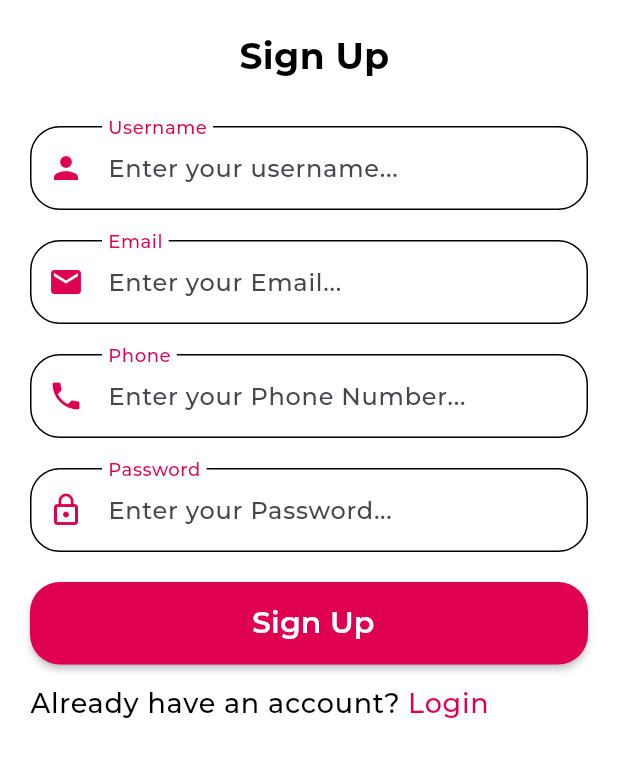
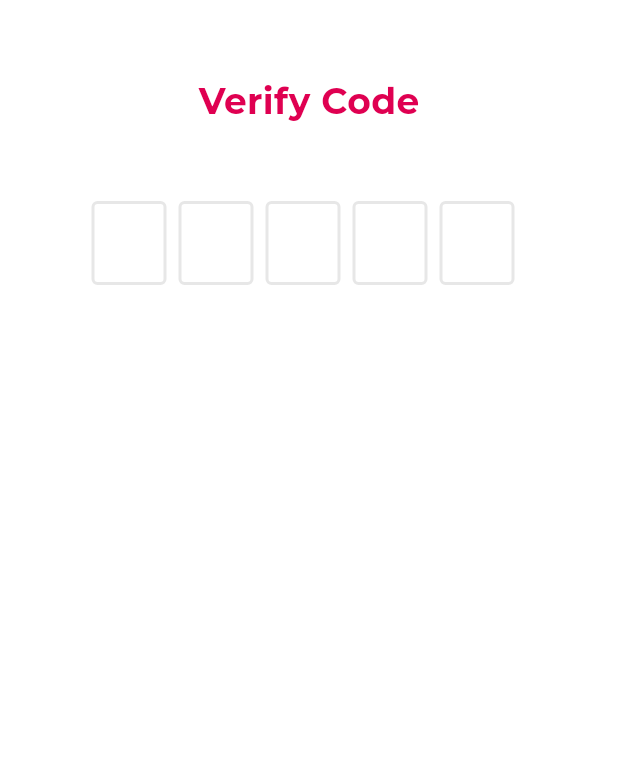
Before and after one commit to AhmedElSayed10920/Food-Delivery, a Flutter app: the SignUpView screen opened by its route, after a tap on "Sign Up", on a phone screen of 412 x 824 dp. Shown: the top 757 px of the screen. Run offline on Flutter 3.47's test engine with Material 3 defaults, Android fonts, the phone set to English and light mode, and no system bars; drawn by our look-alikes of flutter_otp_text_field; our stand-ins replace get, shared_preferences; accounts and stored records are empty; project files that could hold a hidden picture were left out.

Commit message:
finished all auth ui

```diff
--- a/lib/core/app_assets/app_size.dart
+++ b/lib/core/app_assets/app_size.dart
@@ -6,6 +6,7 @@ class AppSize {
   static const double s12 = 12;
   static const double s16 = 16;
   static const double s20 = 20;
+  static const double s24 = 24;
   static const double s30 = 30;
   static const double s40 = 40;
   static const double s50 = 50;
--- a/lib/core/app_assets/app_strings.dart
+++ b/lib/core/app_assets/app_strings.dart
@@ -11,7 +11,7 @@ class AppStrings {
   static String onBoardingCaptionThree = "onBoardingCaptionThree".tr;
   static String onBoardingContinueText = "continueButton".tr;
   static String onBoardingSkipText = "skipButton".tr;
-  static String onBoardingNextText = "nextButton".tr;
+  static String next = "nextButton".tr;
   //Login View Strings
   static String emailHintText = "EmailHintText".tr;
   static String passHintText = "PassHintText".tr;
@@ -26,6 +26,14 @@ class AppStrings {
   static String phoneHint = "phoneHint".tr;
   static String phoneLabel = "phoneLabel".tr;
   static String alreadyHaveAccount = "alreadyHaveAccount".tr;
+  static String findAccount = "findAccount".tr;
+  static String verifyCode = "verifyCode".tr;
+  static String success = "success".tr;
+  static String resetPassword = "resetPassword".tr;
+  static String newPassword = "newPassword".tr;
+  static String enterNewPassword = "enterNewPassword".tr;
+  static String reEnterNewPassword = "reEnterNewPassword".tr;
+  static String confirm = "confirm".tr;
 
 
 
--- a/lib/core/app_routes/app_routes.dart
+++ b/lib/core/app_routes/app_routes.dart
@@ -3,4 +3,11 @@ class AppRoutes {
   static const String login = "/login";
   static const String signUp = "/signUp";
   static const String forgetPassword = "/forgetPassword";
+  static const String verifyCodeSignUp = "/verifyCodeSignUp";
+  static const String verifyCodeForgetPassword = "/verifyCodeForgetPassword";
+  static const String resetPassword = "/resetPassword";
+  static const String success = "/success";
+  static const String homeView = "/homeView";
+
+
 }
--- a/lib/core/app_routes/routes.dart
+++ b/lib/core/app_routes/routes.dart
@@ -1,7 +1,12 @@
 import 'package:deliveryapp/core/app_routes/app_routes.dart';
 import 'package:deliveryapp/features/auth_features/views/forget_password_view.dart';
 import 'package:deliveryapp/features/auth_features/views/login_view.dart';
+import 'package:deliveryapp/features/auth_features/views/new_password_view.dart';
 import 'package:deliveryapp/features/auth_features/views/sign_up_view.dart';
+import 'package:deliveryapp/features/auth_features/views/success.dart';
+import 'package:deliveryapp/features/auth_features/views/verify_code_forget_password.dart';
+import 'package:deliveryapp/features/auth_features/views/verify_code_sign_up.dart';
+import 'package:deliveryapp/features/home_features/views/home_view.dart';
 import 'package:deliveryapp/features/onboarding_feature/views/onboarding_view.dart';
 import 'package:get/get_navigation/src/routes/get_route.dart';
 
@@ -9,5 +14,14 @@ List<GetPage<dynamic>>? routes = [
   GetPage(name: AppRoutes.onBoarding, page: () => const OnBoardingView()),
   GetPage(name: AppRoutes.login, page: () => const LoginView()),
   GetPage(name: AppRoutes.signUp, page: () => const SignUpView()),
-  GetPage(name: AppRoutes.forgetPassword, page: () => const ForgetPasswordView()),
+  GetPage(
+      name: AppRoutes.forgetPassword, page: () => const ForgetPasswordView()),
+  GetPage(
+      name: AppRoutes.verifyCodeSignUp, page: () => const VerifyCodeSignUp()),
+  GetPage(
+      name: AppRoutes.verifyCodeForgetPassword,
+      page: () => const VerifyCodeForgetPassword()),
+  GetPage(name: AppRoutes.resetPassword, page: () => const NewPassword()),
+  GetPage(name: AppRoutes.success, page: () => const SuccessView()),
+  GetPage(name: AppRoutes.homeView, page: () => const HomeView()),
 ];
--- a/lib/core/localization/translation.dart
+++ b/lib/core/localization/translation.dart
@@ -29,7 +29,15 @@ class AppTranslation extends Translations {
           "userNameLabel": "اسم المستخدم",
           "phoneHint": "أدخل رقم الهاتف",
           "phoneLabel": "رقم الهاتف",
-          "alreadyHaveAccount":"لديك حساب بالفعل؟"
+          "alreadyHaveAccount":"لديك حساب بالفعل؟",
+          "findAccount":"استرجاع الحساب",
+          "verifyCode":"تحقق من الرمز",
+          "success":"تمت العملية بنجاح",
+          "newPassword":"الرقم السرى الجديد",
+          "reEnterNewPassword":"إعادة إدخال كلمة السر الجديدة ",
+          "enterNewPassword":"أدخل كلمة السر الجديدة",
+          "resetPassword":"إعادة تعيين كلمة السر",
+          "confirm":"تأكيد"
         },
         "en": {
           "onBoardingTitleOne": "Fresh Food",
@@ -57,7 +65,15 @@ class AppTranslation extends Translations {
           "userNameLabel": "Username",
           "phoneHint": "Enter your Phone Number...",
           "phoneLabel": "Phone",
-          "alreadyHaveAccount":"Already have an account?"
+          "alreadyHaveAccount":"Already have an account?",
+          "findAccount":"Find you Account",
+          "verifyCode":"Verify Code",
+          "success":"Success",
+          "newPassword":"New Password",
+          "reEnterNewPassword":"Re-Enter New Password",
+          "enterNewPassword":"Enter New Password",
+          "resetPassword":"Reset Password",
+          "confirm":"Confirm"
         },
       };
 }
--- a/lib/features/auth_features/views/sign_up_view.dart
+++ b/lib/features/auth_features/views/sign_up_view.dart
@@ -1,9 +1,5 @@
 import 'package:deliveryapp/core/app_assets/app_size.dart';
-import 'package:deliveryapp/core/app_assets/app_strings.dart';
-import 'package:deliveryapp/core/app_assets/styles.dart';
-import 'package:deliveryapp/features/auth_features/views/widgets/custom_text_form_field.dart';
-import 'package:deliveryapp/features/auth_features/views/widgets/having_or_not_having_an_account.dart';
-import 'package:deliveryapp/features/onboarding_feature/views/widgets/custom_button.dart';
+import 'package:deliveryapp/features/auth_features/views/widgets/sign_up_auth_view_body.dart';
 import 'package:flutter/material.dart';
 
 class SignUpView extends StatelessWidget {
@@ -11,63 +7,10 @@ class SignUpView extends StatelessWidget {
 
   @override
   Widget build(BuildContext context) {
-    return Scaffold(
+    return const Scaffold(
       body: Padding(
-        padding: const EdgeInsets.symmetric(horizontal: AppSize.s20),
-        child: ListView(
-          children: [
-            const SizedBox(
-              height: AppSize.s20,
-            ),
-            Center(
-              child: Text(
-                AppStrings.signUp,
-                style: getTextStyleBold(24, Colors.black),
-              ),
-            ),
-            const SizedBox(
-              height: AppSize.s30,
-            ),
-            CustomTextFormField(
-                hintText: AppStrings.userNameHint,
-                labelText: AppStrings.userNameLabel,
-                icon: Icons.person),
-            const SizedBox(
-              height: AppSize.s20,
-            ),
-            CustomTextFormField(
-                hintText: AppStrings.emailHintText,
-                labelText: AppStrings.emailLabelText,
-                icon: Icons.email),
-            const SizedBox(
-              height: AppSize.s20,
-            ),
-            CustomTextFormField(
-                hintText: AppStrings.phoneHint,
-                labelText: AppStrings.phoneLabel,
-                icon: Icons.phone),
-            const SizedBox(
-              height: AppSize.s20,
-            ),
-            CustomTextFormField(
-                hintText: AppStrings.passHintText,
-                labelText: AppStrings.passLabelText,
-                icon: Icons.lock_outline),
-            const SizedBox(
-              height: AppSize.s20,
-            ),
-            CustomMaterialButton(
-              buttonLabel: AppStrings.signUp,
-              onPressed: () {},
-            ),
-            const SizedBox(
-              height: AppSize.s12,
-            ),
-            HavingOrNotHaveAnAccount(
-                askMessage: AppStrings.alreadyHaveAccount,
-                inkWellLabel: AppStrings.login)
-          ],
-        ),
+        padding: EdgeInsets.symmetric(horizontal: AppSize.s20),
+        child: SignUpAuthBody(),
       ),
     );
   }
--- /dev/null
+++ b/lib/features/auth_features/views/verify_code_sign_up.dart
@@ -0,0 +1,33 @@
+import 'package:deliveryapp/core/app_assets/app_size.dart';
+import 'package:deliveryapp/core/app_assets/app_strings.dart';
+import 'package:deliveryapp/core/app_routes/app_routes.dart';
+import 'package:deliveryapp/features/auth_features/views/widgets/custom_otp.dart';
+import 'package:deliveryapp/features/auth_features/views/widgets/view_title.dart';
+import 'package:flutter/material.dart';
+import 'package:get/get.dart';
+
+class VerifyCodeSignUp extends StatelessWidget {
+  const VerifyCodeSignUp({super.key});
+
+  @override
+  Widget build(BuildContext context) {
+    return Scaffold(
+      body: Column(
+        children: [
+          const SizedBox(
+            height: AppSize.s50,
+          ),
+          ViewTitle(viewTitle: AppStrings.verifyCode),
+          const SizedBox(
+            height: AppSize.s50,
+          ),
+          CustomOTP(
+            onSubmit: (String verificationCode) {
+              Get.toNamed(AppRoutes.success);
+            },
+          ),
+        ],
+      ),
+    );
+  }
+}
--- /dev/null
+++ b/lib/features/auth_features/views/widgets/custom_otp.dart
@@ -0,0 +1,26 @@
+import 'package:deliveryapp/core/app_assets/app_colors.dart';
+import 'package:flutter/material.dart';
+import 'package:flutter_otp_text_field/flutter_otp_text_field.dart';
+
+class CustomOTP extends StatelessWidget {
+  const CustomOTP({
+    super.key,
+    this.onSubmit,
+  });
+  final void Function(String)? onSubmit;
+
+  @override
+  Widget build(BuildContext context) {
+    return OtpTextField(
+      focusedBorderColor: AppColors.primaryColor,
+      cursorColor: AppColors.primaryColor,
+      fieldWidth: 50,
+      keyboardType: TextInputType.number,
+      numberOfFields: 5,
+      borderColor: AppColors.primaryColor,
+      showFieldAsBox: true,
+      onCodeChanged: (String code) {},
+      onSubmit: onSubmit,
+    );
+  }
+}
--- /dev/null
+++ b/lib/features/auth_features/views/widgets/sign_up_auth_view_body.dart
@@ -0,0 +1,72 @@
+import 'package:deliveryapp/core/app_assets/app_size.dart';
+import 'package:deliveryapp/core/app_assets/app_strings.dart';
+import 'package:deliveryapp/core/app_routes/app_routes.dart';
+import 'package:deliveryapp/features/auth_features/views/widgets/custom_text_form_field.dart';
+import 'package:deliveryapp/features/auth_features/views/widgets/having_or_not_having_an_account.dart';
+import 'package:deliveryapp/features/auth_features/views/widgets/view_title.dart';
+import 'package:deliveryapp/features/onboarding_feature/views/widgets/custom_button.dart';
+import 'package:flutter/material.dart';
+import 'package:get/get.dart';
+
+class SignUpAuthBody extends StatelessWidget {
+  const SignUpAuthBody({
+    super.key,
+  });
+
+  @override
+  Widget build(BuildContext context) {
+    return ListView(
+      children: [
+        const SizedBox(
+          height: AppSize.s20,
+        ),
+        ViewTitle(
+          viewTitle: AppStrings.signUp,
+        ),
+        const SizedBox(
+          height: AppSize.s30,
+        ),
+        CustomTextFormField(
+            hintText: AppStrings.userNameHint,
+            labelText: AppStrings.userNameLabel,
+            icon: Icons.person),
+        const SizedBox(
+          height: AppSize.s20,
+        ),
+        CustomTextFormField(
+            hintText: AppStrings.emailHintText,
+            labelText: AppStrings.emailLabelText,
+            icon: Icons.email),
+        const SizedBox(
+          height: AppSize.s20,
+        ),
+        CustomTextFormField(
+            hintText: AppStrings.phoneHint,
+            labelText: AppStrings.phoneLabel,
+            icon: Icons.phone),
+        const SizedBox(
+          height: AppSize.s20,
+        ),
+        CustomTextFormField(
+            hintText: AppStrings.passHintText,
+            labelText: AppStrings.passLabelText,
+            icon: Icons.lock_outline),
+        const SizedBox(
+          height: AppSize.s20,
+        ),
+        CustomMaterialButton(
+          buttonLabel: AppStrings.signUp,
+          onPressed: () {
+            Get.toNamed(AppRoutes.verifyCodeSignUp);
+          },
+        ),
+        const SizedBox(
+          height: AppSize.s12,
+        ),
+        HavingOrNotHaveAnAccount(
+            askMessage: AppStrings.alreadyHaveAccount,
+            inkWellLabel: AppStrings.login)
+      ],
+    );
+  }
+}
--- /dev/null
+++ b/lib/features/auth_features/views/widgets/view_title.dart
@@ -0,0 +1,22 @@
+import 'package:deliveryapp/core/app_assets/app_colors.dart';
+import 'package:deliveryapp/core/app_assets/app_size.dart';
+import 'package:deliveryapp/core/app_assets/styles.dart';
+import 'package:flutter/material.dart';
+
+class ViewTitle extends StatelessWidget {
+  const ViewTitle({
+    super.key,
+    required this.viewTitle,
+  });
+  final String viewTitle;
+
+  @override
+  Widget build(BuildContext context) {
+    return Center(
+      child: Text(
+        viewTitle,
+        style: getTextStyleBold(AppSize.s24, AppColors.primaryColor),
+      ),
+    );
+  }
+}
--- a/lib/features/onboarding_feature/views/onboarding_view.dart
+++ b/lib/features/onboarding_feature/views/onboarding_view.dart
@@ -43,7 +43,7 @@ class OnBoardingView extends StatelessWidget {
                   buttonLabel:
                       controller.currentIndex == onBoardingData.length - 1
                           ? AppStrings.onBoardingContinueText
-                          : AppStrings.onBoardingNextText,
+                          : AppStrings.next,
                 );
               }),
               const SizedBox(
--- a/pubspec.yaml
+++ b/pubspec.yaml
@@ -18,6 +18,7 @@ dependencies:
   cupertino_icons: ^1.0.6
   get: ^4.6.6
   shared_preferences: ^2.2.3
+  flutter_otp_text_field: ^1.1.3+2
 
 dev_dependencies:
   flutter_test:
```
Also changed, not shown: lib/features/auth_features/controller/forget_password_controller.dart (added, +10 -0 lines), lib/features/auth_features/controller/login_controller.dart (+3 -8 lines), lib/features/auth_features/controller/signup_controller.dart (added, +10 -0 lines), lib/features/auth_features/views/forget_password_view.dart (+35 -1 lines), lib/features/auth_features/views/new_password_view.dart (added, +48 -0 lines), lib/features/auth_features/views/success.dart (added, +46 -0 lines), lib/features/auth_features/views/verify_code_forget_password.dart (added, +33 -0 lines), pubspec.lock.
